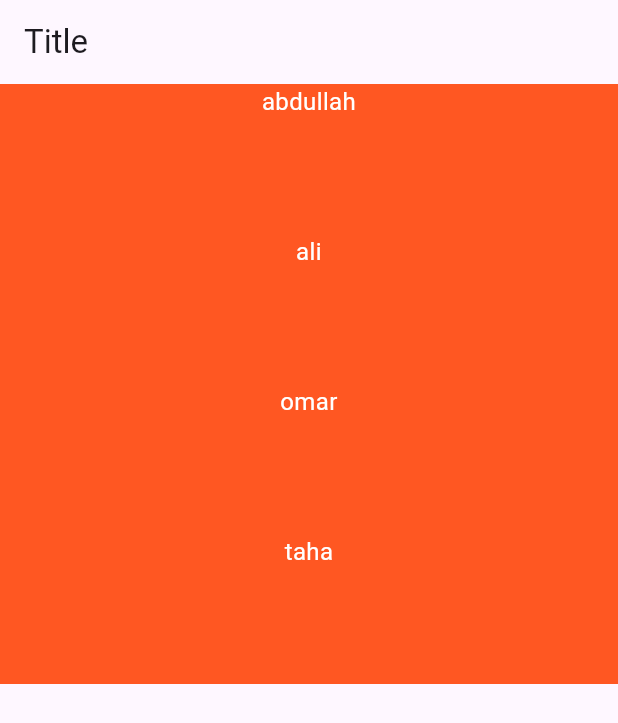
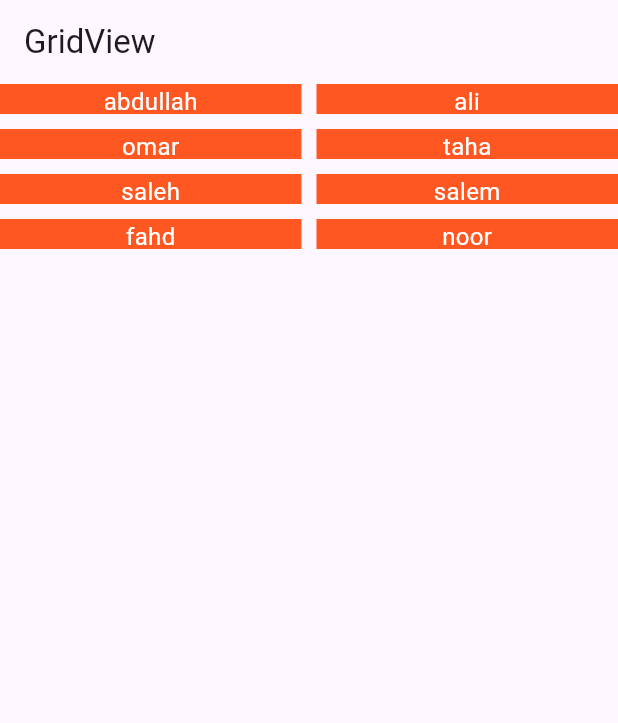
Before and after one commit to aos092/my-private-applications, a Flutter app: the screen it shows after launch, on a phone screen of 412 x 824 dp. Shown: the top 723 px of the screen. Run offline on Flutter 3.47's test engine with Material 3 defaults, Android fonts, the phone set to English and light mode, and no system bars.

Commit message:
add grid view

```diff
--- a/lib/main.dart
+++ b/lib/main.dart
@@ -6,23 +6,28 @@ void main() {
 
 class MyApp extends StatelessWidget {
    MyApp({super.key});
-   List employee =[
+   final List employee =[
      {"name" : "abdullah" ,"age" : 26 , "lastname" : "subih" ,} ,
      {"name" : "ali" , "age" : 24 , "lastname" : "abo salem" ,} ,
      {"name" : "omar" , "age" : 49 , "lastname" : "sabeeh" ,} ,
      {"name" : "taha" , "age" : 45 , "lastname" : "sabeeh" ,} ,
      {"name" : "saleh" , "age" : 31 , "lastname" : "sabeeh" ,} ,
-     {"name" : "tarqr" , "age" : 12 , "lastname" : "sabeeh" ,} ,
+     {"name" : "salem" , "age" : 12 , "lastname" : "sabeeh" ,} ,
      {"name" : "fahd" , "age" : 64 , "lastname" : "sabeeh" ,} ,
+     {"name" : "noor" , "age" : 64 , "lastname" : "sabeeh" ,} ,
   ];
   @override
   Widget build(BuildContext context) {
     return MaterialApp(
     home: Scaffold(
-        appBar: AppBar(title: const Text("Title")),
+        appBar: AppBar(title: const Text("GridView")),
         body: Container(
           height: 400,
-          child: ListView.builder(
+          child: GridView.builder(gridDelegate: SliverGridDelegateWithFixedCrossAxisCount(
+              crossAxisCount: 2,
+              mainAxisSpacing: 10.0,
+              crossAxisSpacing: 10.0,
+              mainAxisExtent: 20.0),
             itemCount: employee.length,
             itemBuilder: (context,i){
               return Container(
```
